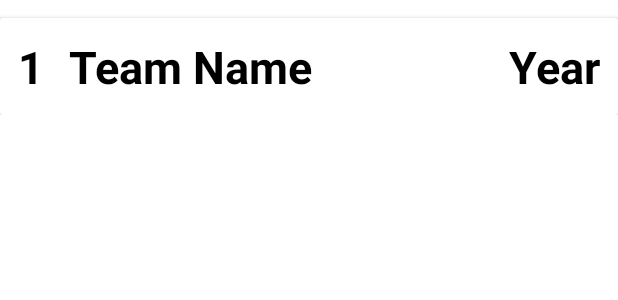
After one commit to eduardogeisel/SQLiteAS, an Android app: the layout recycler_row.xml on its own in the app's theme, with its tools: preview values and no code run, on a phone screen of 412 x 824 dp. The commit adds this screen. Shown: the top 300 px of the screen. Run offline under Robolectric (Android 15) with nearby library versions, the phone set to English and light mode, and no system bars.

Commit message:
Creating RecyclerAdapter for Recycler View

```diff
--- /dev/null
+++ b/app/src/main/res/layout/recycler_row.xml
@@ -0,0 +1,60 @@
+<?xml version="1.0" encoding="utf-8"?>
+<LinearLayout xmlns:android="http://schemas.android.com/apk/res/android"
+    xmlns:app="http://schemas.android.com/apk/res-auto"
+    xmlns:tools="http://schemas.android.com/tools"
+    android:orientation="vertical" android:layout_width="match_parent"
+    android:layout_height="wrap_content"
+    android:id="@+id/mainLayout">
+
+    <androidx.cardview.widget.CardView
+        android:id="@+id/cardView"
+        android:layout_width="match_parent"
+        android:layout_height="wrap_content"
+        android:layout_marginTop="12dp">
+
+        <androidx.constraintlayout.widget.ConstraintLayout
+            android:layout_width="match_parent"
+            android:layout_height="wrap_content"
+            android:padding="12dp">
+
+            <TextView
+                android:id="@+id/tv_team_id"
+                android:layout_width="wrap_content"
+                android:layout_height="wrap_content"
+                android:text="1"
+                android:textSize="30sp"
+                android:textStyle="bold"
+                android:textColor="#000"
+                app:layout_constraintBottom_toBottomOf="parent"
+                app:layout_constraintStart_toStartOf="parent"
+                app:layout_constraintTop_toTopOf="parent" />
+
+            <TextView
+                android:id="@+id/tv_team_name"
+                android:layout_width="wrap_content"
+                android:layout_height="0dp"
+                android:layout_marginStart="16dp"
+                android:text="Team Name"
+                android:textColor="#000"
+                android:textSize="30sp"
+                android:textStyle="bold"
+                android:gravity="center"
+                app:layout_constraintBottom_toBottomOf="parent"
+                app:layout_constraintStart_toEndOf="@+id/tv_team_id"
+                app:layout_constraintTop_toTopOf="@+id/tv_team_id" />
+
+            <TextView
+                android:id="@+id/book_pages_txt"
+                android:layout_width="wrap_content"
+                android:layout_height="0dp"
+                android:text="Year"
+                android:textColor="#000"
+                android:textSize="30sp"
+                android:textStyle="bold"
+                android:gravity="center"
+                app:layout_constraintBottom_toBottomOf="parent"
+                app:layout_constraintEnd_toEndOf="parent"
+                app:layout_constraintTop_toTopOf="parent" />
+        </androidx.constraintlayout.widget.ConstraintLayout>
+    </androidx.cardview.widget.CardView>
+</LinearLayout>
```
Also changed, not shown: app/src/main/java/com/example/sqlitetutorial/RecyclerAdapter.java (added, +74 -0 lines), app/src/main/res/layout/activity_update.xml (+30 -37 lines).
